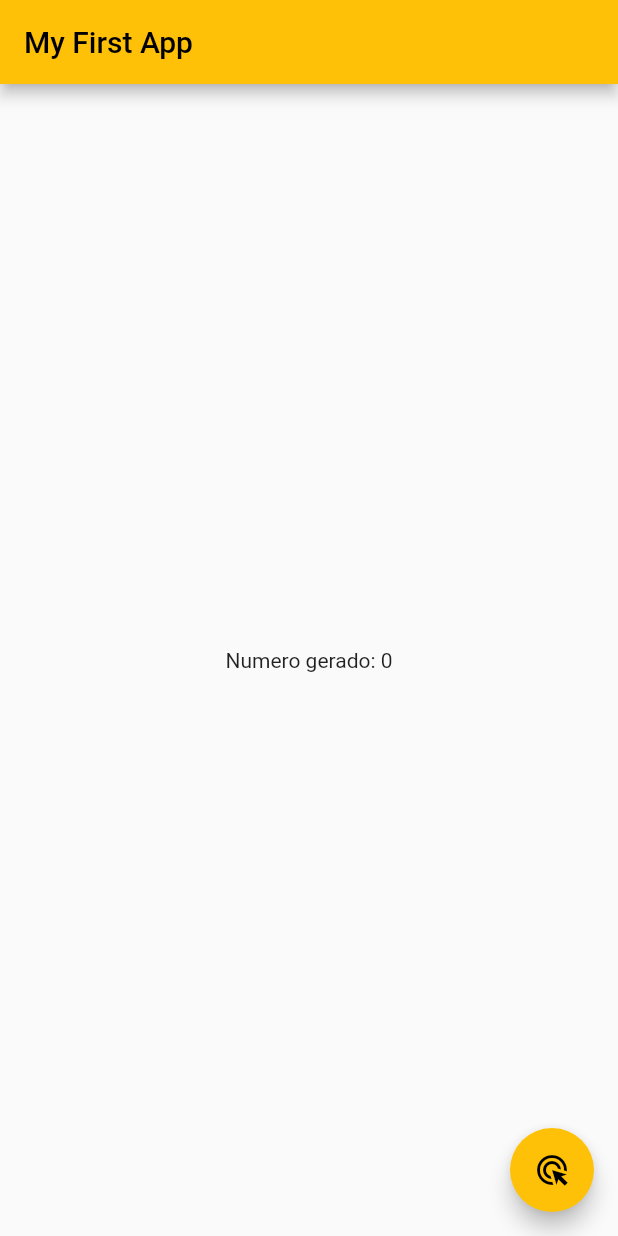
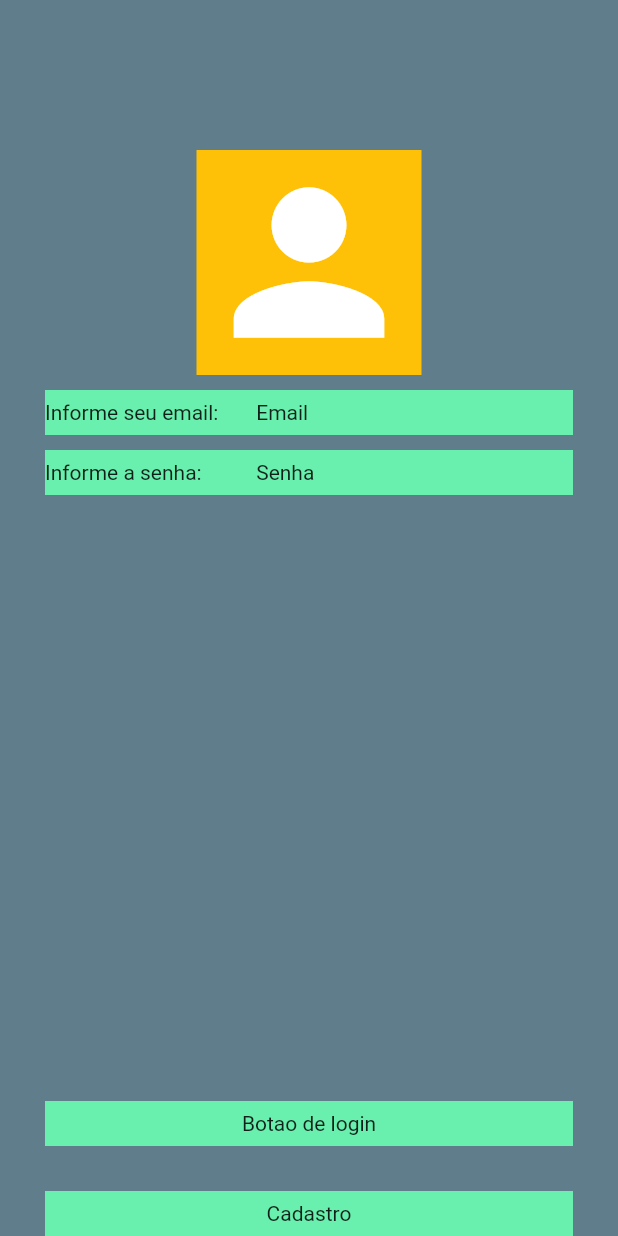
Before and after one commit to gabgaleski/flutter-start, a Flutter app: the screen it shows after launch, on a phone screen of 412 x 824 dp. Run offline on Flutter 3.47's test engine with Material 2 defaults, Android fonts, the phone set to English and light mode, and no system bars.

Commit message:
feat: cria pagina de login modelo

```diff
--- a/lib/main.dart
+++ b/lib/main.dart
@@ -1,57 +1,6 @@
-import 'dart:math';
-
 import 'package:flutter/material.dart';
+import 'my_app.dart';
 
 void main() {
   runApp( const MyApp());
 }
-
-class MyApp extends StatelessWidget {
-  const MyApp({super.key});
-
-  @override
-  Widget build(BuildContext context) {
-    return MaterialApp(
-      debugShowCheckedModeBanner: false,
-      theme: ThemeData( primarySwatch: Colors.amber ),
-      home: const HomePage(),
-    );
-  }
-}
-
-class HomePage extends StatefulWidget {
-  const HomePage({super.key});
-
-  @override
-  State<HomePage> createState() => _HomePageState();
-}
-
-class _HomePageState extends State<HomePage> {
-
-  var number = 0;
-
-  int _randomNumberGenerate() {
-    Random random = Random();
-    return random.nextInt(1000);
-  }
-
-  @override
-  Widget build(BuildContext context) {
-    return Scaffold(
-      appBar: AppBar(
-        title: const Text('My First App'),
-      ),
-      body: Center(
-        child: Text("Numero gerado: $number"),
-      ),
-      floatingActionButton: FloatingActionButton(
-        onPressed: () {
-          setState(() {
-            number = _randomNumberGenerate();
-          });
-        },
-        child: const Icon(Icons.ads_click),
-      ),
-    );
-  }
-}
--- /dev/null
+++ b/lib/my_app.dart
@@ -0,0 +1,16 @@
+
+import 'package:firstapp/pages/login_page.dart';
+import 'package:flutter/material.dart';
+
+class MyApp extends StatelessWidget {
+  const MyApp({super.key});
+
+  @override
+  Widget build(BuildContext context) {
+    return MaterialApp(
+      debugShowCheckedModeBanner: false,
+      theme: ThemeData( primarySwatch: Colors.amber ),
+      home: const LoginPage(),
+    );
+  }
+}
--- /dev/null
+++ b/lib/pages/login_page.dart
@@ -0,0 +1,93 @@
+import 'package:flutter/material.dart';
+
+class LoginPage extends StatefulWidget {
+  const LoginPage({super.key});
+
+  @override
+  State<LoginPage> createState() => _LoginPageState();
+}
+
+class _LoginPageState extends State<LoginPage> {
+  @override
+  Widget build(BuildContext context) {
+    return Scaffold(
+      backgroundColor: Colors.blueGrey,
+      body: SizedBox(
+        width: double.infinity,
+        child: Column(
+          crossAxisAlignment: CrossAxisAlignment.center,
+          children: [
+            const SizedBox(
+              height: 100,
+              ),
+            Container(
+              width: 150,
+              height: 150,
+              color: Colors.amber,
+              child: const Icon(
+                Icons.person,
+                size: 150,
+                color: Colors.white
+                ),
+            ),
+            const SizedBox(
+              height: 10,
+              ),
+            Container(
+              width: double.infinity,
+              margin: const EdgeInsets.symmetric(horizontal: 30),
+              color: Colors.greenAccent,
+              height: 30,
+              alignment: Alignment.center,
+              child: const Row(
+                children: [
+                  Expanded(flex: 2, child: Text("Informe seu email:")),
+                  Expanded(flex: 3, child: Text("Email")),
+                ],
+              ),
+            ),
+            const SizedBox(
+              height: 10,
+            ),
+            Container(
+              width: double.infinity,
+              margin: const EdgeInsets.symmetric(horizontal: 30),
+              color: Colors.greenAccent,
+              height: 30,
+              alignment: Alignment.center,
+              child: const Row(
+                children: [
+                  Expanded(flex: 2, child: Text("Informe a senha:")),
+                  Expanded(flex: 3, child: Text("Senha")),
+                ],
+              ),
+            ),
+                        const SizedBox(
+              height: 30,
+            ),
+            Expanded(child: Container()),
+            Container(
+              width: double.infinity,
+              margin: const EdgeInsets.symmetric(horizontal: 30),
+              color: Colors.greenAccent,
+              height: 30,
+              alignment: Alignment.center,
+              child: const Text("Botao de login"),
+            ),
+            const SizedBox(
+              height: 30,
+            ),
+                        Container(
+              width: double.infinity,
+              margin: const EdgeInsets.symmetric(horizontal: 30),
+              color: Colors.greenAccent,
+              height: 30,
+              alignment: Alignment.center,
+              child: const Text("Cadastro"),
+            ),
+          ],
+        ),
+      ),
+    );
+  }
+}
```
Also changed, not shown: lib/pages/home_page.dart (added, +64 -0 lines), lib/service/gerar_numero.dart (added, +8 -0 lines), 1 other file.
